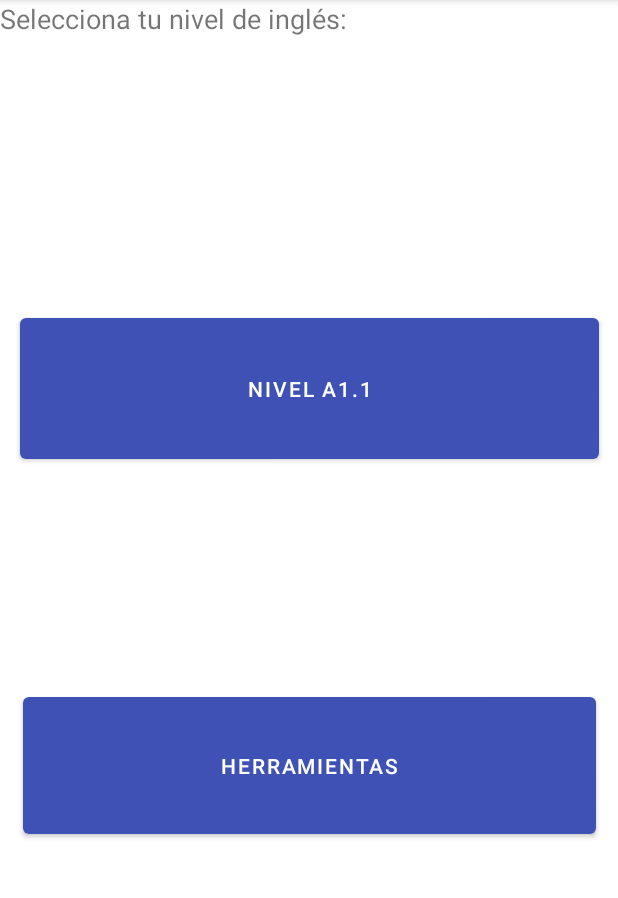
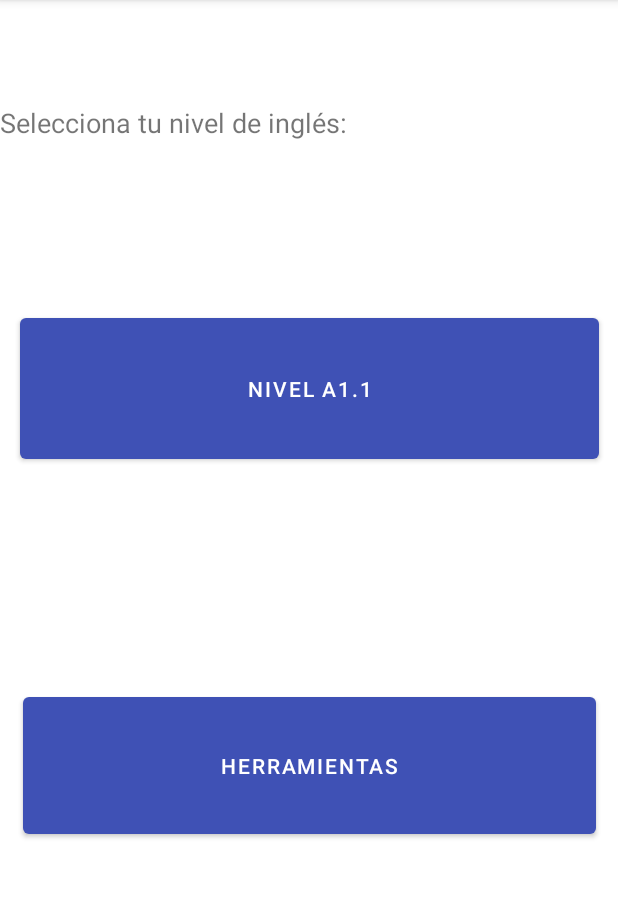
Before and after one commit to JasonVlz/AppIngles, an Android app: the Niveles_Activity screen opened directly, with no data from a screen before it, on a phone screen of 412 x 824 dp, the part 84-982 px from its top. Run offline under Robolectric (Android 15) with nearby library versions, the phone set to English and light mode, and no system bars.

```diff
--- a/app/src/main/res/layout/activity_niveles.xml
+++ b/app/src/main/res/layout/activity_niveles.xml
@@ -11,10 +11,11 @@
         android:layout_width="wrap_content"
         android:layout_height="wrap_content"
         android:layout_centerHorizontal="true"
+        android:layout_marginBottom="112dp"
         android:text="Selecciona tu nivel de inglés:"
         android:textSize="18sp"
-        tools:layout_editor_absoluteX="16dp"
-        tools:layout_editor_absoluteY="57dp" />
+        app:layout_constraintBottom_toTopOf="@+id/btnnivelA1.1"
+        tools:layout_editor_absoluteX="91dp" />
 
     <Button
         android:id="@+id/btnnivelA1.1"
```
